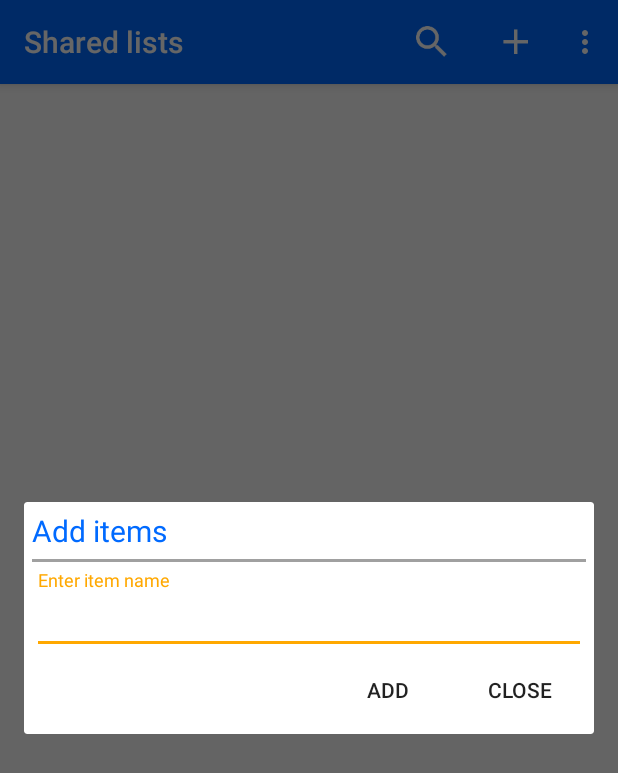
After one commit to agbaria/SharedShoppingList, an Android app: the fragment AddItemFragment placed in its activity, on a phone screen of 412 x 824 dp. The commit adds this screen. Shown: the top 773 px of the screen. Run offline under Robolectric (Android 15) with nearby library versions, the phone set to English and light mode, and no system bars; our stand-ins replace Firebase (no records; nobody signed in at launch, a user with empty details on screens opened directly).

Commit message:
add new items to list

```diff
--- a/app/build.gradle
+++ b/app/build.gradle
@@ -43,4 +43,5 @@ dependencies {
 
 
 
+
 apply plugin: 'com.google.gms.google-services'
--- a/app/src/main/java/dev/agbaria/sharedshoppinglist/Adapters/FriendsAdapter.java
+++ b/app/src/main/java/dev/agbaria/sharedshoppinglist/Adapters/FriendsAdapter.java
@@ -18,14 +18,13 @@ import dev.agbaria.sharedshoppinglist.Models.User;
 import dev.agbaria.sharedshoppinglist.R;
 
 /**
- * Created by 3la2 on 09/01/2017.
+ * Created by agbaria on 09/01/2017.
  */
 
 public class FriendsAdapter extends RecyclerView.Adapter<FriendsAdapter.ViewHolder> {
 
     private ArrayList<DataSnapshot> friends;
     private LayoutInflater inflater;
-    private FragmentActivity activity;
     private boolean toAdd;
     private PositionClickedListener listener;
 
@@ -33,7 +32,6 @@ public class FriendsAdapter extends RecyclerView.Adapter<FriendsAdapter.ViewHold
                           boolean toAdd, @Nullable PositionClickedListener listener) {
         this.friends = snapshots;
         this.inflater = LayoutInflater.from(activity);
-        this.activity = activity;
         this.toAdd = toAdd;
         this.listener = listener;
     }
--- /dev/null
+++ b/app/src/main/java/dev/agbaria/sharedshoppinglist/Fragments/AddItemFragment.java
@@ -0,0 +1,78 @@
+package dev.agbaria.sharedshoppinglist.Fragments;
+
+
+import android.os.Bundle;
+import android.support.annotation.Nullable;
+import android.support.v4.app.DialogFragment;
+import android.support.v4.app.Fragment;
+import android.view.LayoutInflater;
+import android.view.View;
+import android.view.ViewGroup;
+import android.view.Window;
+import android.widget.EditText;
+
+import com.google.firebase.database.DatabaseReference;
+import com.google.firebase.database.FirebaseDatabase;
+
+import dev.agbaria.sharedshoppinglist.Models.ListItem;
+import dev.agbaria.sharedshoppinglist.R;
+
+/**
+ * A simple {@link Fragment} subclass.
+ */
+public class AddItemFragment extends DialogFragment implements View.OnClickListener {
+
+
+    private static final String LIST_NAME = "listName";
+
+    private EditText etItemName;
+    private DatabaseReference ref;
+
+    public AddItemFragment() {
+        // Required empty public constructor
+    }
+
+    public static AddItemFragment getInstance(String listName) {
+        AddItemFragment fragment = new AddItemFragment();
+        Bundle bundle = new Bundle();
+        bundle.putString(LIST_NAME, listName);
+        fragment.setArguments(bundle);
+        return fragment;
+    }
+
+    @Override
+    public void onCreate(@Nullable Bundle savedInstanceState) {
+        super.onCreate(savedInstanceState);
+        if(getArguments() != null) {
+            String listName = getArguments().getString(LIST_NAME);
+            assert listName != null;
+            ref = FirebaseDatabase.getInstance().getReference().child("ListItems").child(listName);
+        }
+    }
+
+    @Override
+    public View onCreateView(LayoutInflater inflater, ViewGroup container,
+                             Bundle savedInstanceState) {
+        View rootView = inflater.inflate(R.layout.fragment_add_item, container, false);
+        getDialog().getWindow().requestFeature(Window.FEATURE_NO_TITLE);
+
+        etItemName = (EditText) rootView.findViewById(R.id.etItemName);
+
+        rootView.findViewById(R.id.btnClose).setOnClickListener(this);
+        rootView.findViewById(R.id.btnAdd).setOnClickListener(this);
+
+        return rootView;
+    }
+
+    @Override
+    public void onClick(View view) {
+        if (view.getId() == R.id.btnClose)
+            dismiss();
+        else {
+            String itemName = etItemName.getText().toString();
+            ListItem item = new ListItem(itemName, false);
+            ref.child(itemName).setValue(item);
+            etItemName.setText("");
+        }
+    }
+}
--- a/app/src/main/java/dev/agbaria/sharedshoppinglist/Fragments/ListInfoFragment.java
+++ b/app/src/main/java/dev/agbaria/sharedshoppinglist/Fragments/ListInfoFragment.java
@@ -12,9 +12,7 @@ import android.view.MenuInflater;
 import android.view.View;
 import android.view.ViewGroup;
 
-import com.google.firebase.database.ChildEventListener;
 import com.google.firebase.database.DataSnapshot;
-import com.google.firebase.database.DatabaseError;
 import com.google.firebase.database.DatabaseReference;
 import com.google.firebase.database.FirebaseDatabase;
 
@@ -37,7 +35,6 @@ public class ListInfoFragment extends Fragment {
     private ShoppingList list;
     private ArrayList<DataSnapshot> snapshots;
     private View view;
-    private ListInfoFriendsAdapter adapter;
     private MyChildEventListener myListener;
 
     public static Fragment getInstance(String listID, ShoppingList list) {
@@ -88,7 +85,7 @@ public class ListInfoFragment extends Fragment {
     private void initRecycler() {
         RecyclerView recycler = (RecyclerView) view.findViewById(R.id.recyclerParticipants);
         recycler.setLayoutManager(new LinearLayoutManager(getContext()));
-        adapter = new ListInfoFriendsAdapter(snapshots, list,getActivity());
+        ListInfoFriendsAdapter adapter = new ListInfoFriendsAdapter(snapshots, list, getActivity());
         recycler.setAdapter(adapter);
         myListener = new MyChildEventListener(snapshots, adapter);
     }
--- a/app/src/main/java/dev/agbaria/sharedshoppinglist/Fragments/ResetPassword.java
+++ b/app/src/main/java/dev/agbaria/sharedshoppinglist/Fragments/ResetPassword.java
@@ -15,9 +15,6 @@ import android.widget.Toast;
 import com.google.android.gms.tasks.OnCompleteListener;
 import com.google.android.gms.tasks.Task;
 import com.google.firebase.auth.FirebaseAuth;
-
-import java.util.regex.Matcher;
-import java.util.regex.Pattern;
 
 import dev.agbaria.sharedshoppinglist.R;
 import dev.agbaria.sharedshoppinglist.Utils;
--- a/app/src/main/java/dev/agbaria/sharedshoppinglist/Fragments/SharedListsFragment.java
+++ b/app/src/main/java/dev/agbaria/sharedshoppinglist/Fragments/SharedListsFragment.java
@@ -10,9 +10,7 @@ import android.view.LayoutInflater;
 import android.view.View;
 import android.view.ViewGroup;
 
-import com.google.firebase.database.ChildEventListener;
 import com.google.firebase.database.DataSnapshot;
-import com.google.firebase.database.DatabaseError;
 import com.google.firebase.database.DatabaseReference;
 import com.google.firebase.database.FirebaseDatabase;
 
@@ -32,7 +30,6 @@ public class SharedListsFragment extends Fragment {
     private String userID;
     private View view;
     private ArrayList<DataSnapshot> snapshots;
-    private SharedListsAdapter adapter;
     private MyChildEventListener myListener;
 
     public static Fragment getInstance(String userID) {
@@ -75,7 +72,7 @@ public class SharedListsFragment extends Fragment {
     private void initRecycler() {
         RecyclerView recycler = (RecyclerView) view.findViewById(R.id.recyclerSharedLists);
         recycler.setLayoutManager(new LinearLayoutManager(getContext()));
-        adapter = new SharedListsAdapter(snapshots, getActivity());
+        SharedListsAdapter adapter = new SharedListsAdapter(snapshots, getActivity());
         recycler.setAdapter(adapter);
         myListener = new MyChildEventListener(snapshots, adapter);
     }
--- /dev/null
+++ b/app/src/main/res/layout/fragment_add_item.xml
@@ -0,0 +1,55 @@
+<?xml version="1.0" encoding="utf-8"?>
+<RelativeLayout xmlns:android="http://schemas.android.com/apk/res/android"
+    android:layout_width="match_parent"
+    android:layout_height="match_parent"
+    android:padding="5dp">
+
+    <TextView
+        android:layout_width="wrap_content"
+        android:layout_height="wrap_content"
+        android:id="@+id/tv1"
+        android:text="Add items"
+        android:textSize="20sp"
+        android:textColor="@color/colorPrimary"/>
+
+    <View
+        android:layout_below="@id/tv1"
+        android:id="@+id/br1"
+        android:layout_width="fill_parent"
+        android:layout_height="2dip"
+        android:background="#aa717171"
+        android:layout_marginTop="5dp"
+        android:layout_marginBottom="5dp"/>
+
+    <android.support.design.widget.TextInputLayout
+        android:layout_width="match_parent"
+        android:layout_height="wrap_content"
+        android:id="@+id/til1"
+        android:layout_below="@id/br1">
+        <android.support.design.widget.TextInputEditText
+            android:layout_width="match_parent"
+            android:layout_height="wrap_content"
+            android:id="@+id/etItemName"
+            android:inputType="textAutoCorrect"
+            android:hint="Enter item name"/>
+    </android.support.design.widget.TextInputLayout>
+
+    <Button
+        android:text="close"
+        android:layout_width="wrap_content"
+        android:layout_height="wrap_content"
+        android:id="@+id/btnClose"
+        android:background="#00ffffff"
+        android:layout_below="@id/til1"
+        android:layout_alignParentRight="true"/>
+
+    <Button
+        android:text="Add"
+        android:layout_width="wrap_content"
+        android:layout_height="wrap_content"
+        android:id="@+id/btnAdd"
+        android:background="#00ffffff"
+        android:layout_toLeftOf="@id/btnClose"
+        android:layout_below="@id/til1"/>
+
+</RelativeLayout>
```
Also changed, not shown: app/src/main/java/dev/agbaria/sharedshoppinglist/Fragments/LeaveListFragment.java (+3 -9 lines), app/src/main/java/dev/agbaria/sharedshoppinglist/Fragments/ListItemsFragment.java (+14 -6 lines).
